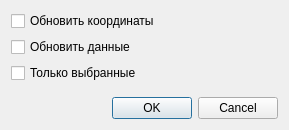
Before: the Qt Designer form qgis_pds_refreshSetup_base.ui in vvkond/QGIS, drawn with Qt 5.
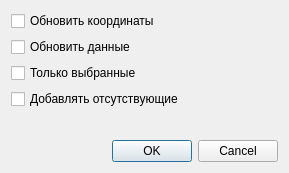
After: the same form once the commit is applied.

```diff
--- a/qgis_pds_refreshSetup_base.ui
+++ b/qgis_pds_refreshSetup_base.ui
@@ -7,7 +7,7 @@
     <x>0</x>
     <y>0</y>
     <width>289</width>
-    <height>130</height>
+    <height>173</height>
    </rect>
   </property>
   <property name="windowTitle">
@@ -21,23 +21,6 @@
      </property>
     </widget>
    </item>
-   <item row="2" column="0">
-    <widget class="QCheckBox" name="mSelectedCheckBox">
-     <property name="text">
-      <string>Только выбранные</string>
-     </property>
-    </widget>
-   </item>
-   <item row="4" column="0">
-    <widget class="QDialogButtonBox" name="buttonBox">
-     <property name="orientation">
-      <enum>Qt::Horizontal</enum>
-     </property>
-     <property name="standardButtons">
-      <set>QDialogButtonBox::Cancel|QDialogButtonBox::Ok</set>
-     </property>
-    </widget>
-   </item>
    <item row="1" column="0">
     <widget class="QCheckBox" name="mDataCheckBox">
      <property name="text">
@@ -45,7 +28,7 @@
      </property>
     </widget>
    </item>
-   <item row="3" column="0">
+   <item row="4" column="0">
     <spacer name="verticalSpacer">
      <property name="orientation">
       <enum>Qt::Vertical</enum>
@@ -58,6 +41,30 @@
      </property>
     </spacer>
    </item>
+   <item row="2" column="0">
+    <widget class="QCheckBox" name="mSelectedCheckBox">
+     <property name="text">
+      <string>Только выбранные</string>
+     </property>
+    </widget>
+   </item>
+   <item row="5" column="0">
+    <widget class="QDialogButtonBox" name="buttonBox">
+     <property name="orientation">
+      <enum>Qt::Horizontal</enum>
+     </property>
+     <property name="standardButtons">
+      <set>QDialogButtonBox::Cancel|QDialogButtonBox::Ok</set>
+     </property>
+    </widget>
+   </item>
+   <item row="3" column="0">
+    <widget class="QCheckBox" name="mAddMissingCheckBox">
+     <property name="text">
+      <string>Добавлять отсутствующие</string>
+     </property>
+    </widget>
+   </item>
   </layout>
  </widget>
  <resources/>
```
